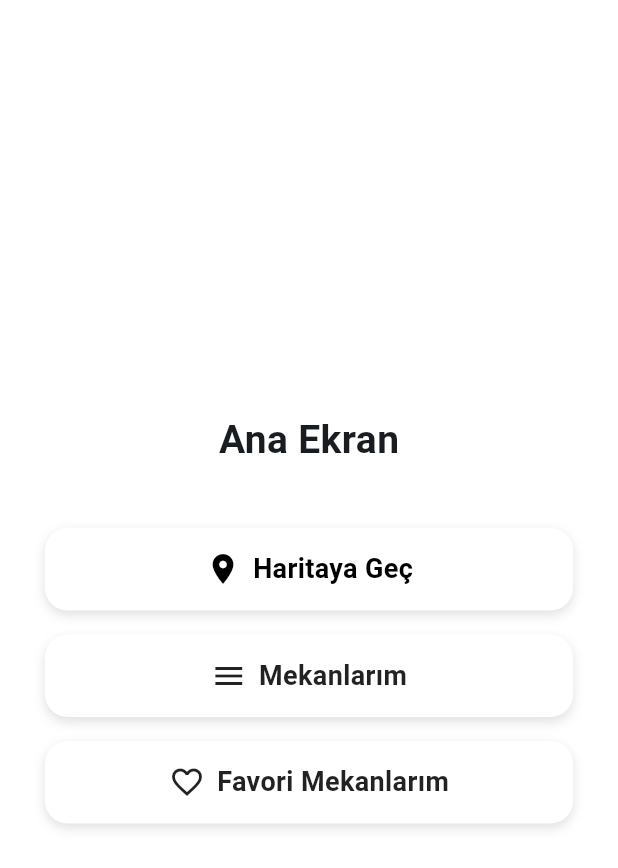
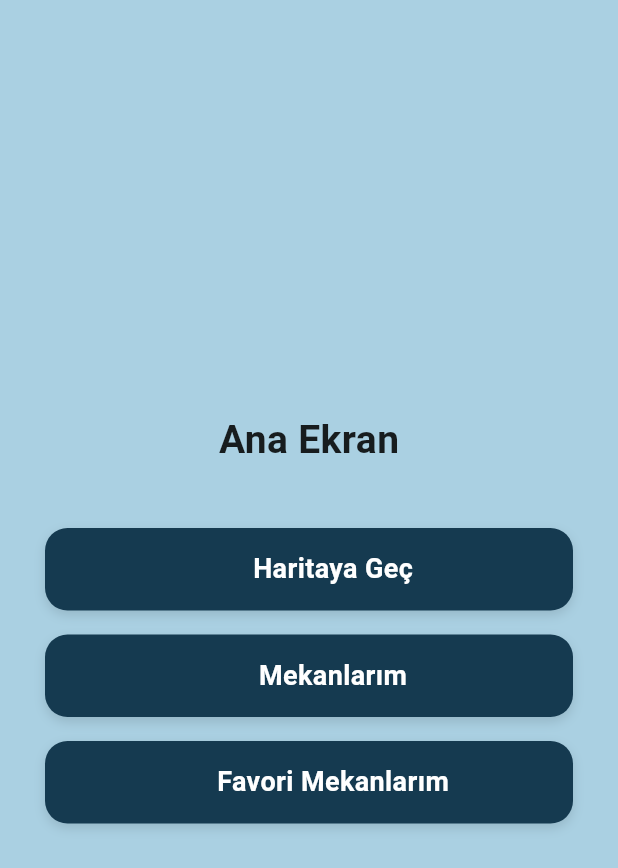
Before and after one commit to ozdogrumerve/Spotly, a Flutter app: the HomePage screen opened directly, on a phone screen of 412 x 824 dp. Shown: the top 868 px of the screen. Run offline on Flutter 3.47's test engine with Material 3 defaults, Android fonts, the phone set to English and light mode, and no system bars; our stand-ins replace cloud_firestore, firebase_auth, firebase_core, flutter_dotenv, flutter_rating_bar, geolocator and 4 more; missing offline and left inert: flutter_polyline_points; accounts and stored records are empty; network calls fail; statements that could not run were skipped.

Commit message:
color palette applied

```diff
--- a/lib/main.dart
+++ b/lib/main.dart
@@ -31,20 +31,8 @@ class SpotlyApp extends StatelessWidget {
         return MaterialApp(
           debugShowCheckedModeBanner: false,
           themeMode: mode, // aktif tema buradan kontrol edilir
-          theme: ThemeData(
-            brightness: Brightness.light,
-            scaffoldBackgroundColor: Colors.white,
-            colorScheme: ColorScheme.fromSeed(seedColor: Colors.blue),
-          ),
-          darkTheme: ThemeData(
-            brightness: Brightness.dark,
-            scaffoldBackgroundColor: const Color(0xFF121212),
-            colorScheme: ColorScheme.fromSeed(
-              seedColor: Colors.blue,
-              brightness: Brightness.dark,
-            ),
-          ),
-
+          theme: lightTheme,
+          darkTheme: darkTheme,
           routes: {
             '/addOrUpdatePlace': (context) => const AddUpdateScreen(),
           },
--- a/lib/screens/homepage.dart
+++ b/lib/screens/homepage.dart
@@ -27,8 +27,6 @@ class HomePage extends StatelessWidget {
                 _HomeNavButton(
                   icon: Icons.location_on,
                   text: 'Haritaya Geç',
-                  bgColor: const Color.fromARGB(255, 255, 255, 255),
-                  fgColor: const Color.fromARGB(255, 0, 0, 0),
                   onTap: () {
                     Navigator.push(
                       context,
@@ -42,8 +40,6 @@ class HomePage extends StatelessWidget {
                 _HomeNavButton(
                   icon: Icons.menu,
                   text: 'Mekanlarım',
-                  bgColor: Colors.white,
-                  fgColor: Colors.black87,
                   //borderColor: border,
                   onTap: () {
                     Navigator.push(
@@ -58,8 +54,6 @@ class HomePage extends StatelessWidget {
                 _HomeNavButton(
                   icon: Icons.favorite_border,
                   text: 'Favori Mekanlarım',
-                  bgColor: Colors.white,
-                  fgColor: Colors.black87,
                   //borderColor: border,
                   onTap: () {
                     Navigator.push(
@@ -82,21 +76,28 @@ class _HomeNavButton extends StatelessWidget {
   const _HomeNavButton({
     required this.icon,
     required this.text,
-    required this.bgColor,
-    required this.fgColor,
     required this.onTap,
     //this.borderColor,
   });
 
   final IconData icon;
   final String text;
-  final Color bgColor;
-  final Color fgColor;
   //final Color? borderColor;
   final VoidCallback onTap;
 
   @override
   Widget build(BuildContext context) {
+    final theme = Theme.of(context);
+    final isDark = theme.brightness == Brightness.dark;
+
+    final bgColor = isDark
+        ? theme.colorScheme.surface
+        : theme.colorScheme.primary;
+
+    final fgColor = isDark
+        ? theme.colorScheme.onSurface
+        : Colors.white;
+
     return InkWell(
       onTap: onTap,
       borderRadius: BorderRadius.circular(15),
@@ -114,14 +115,14 @@ class _HomeNavButton extends StatelessWidget {
         child: Row(
           mainAxisAlignment: MainAxisAlignment.center,
           children: [
-            Icon(icon, color: fgColor),
+            Icon(icon,),
             const SizedBox(width: 8),
             Text(
               text,
               style: TextStyle(
                 fontSize: 18,
+                fontWeight: FontWeight.w600,
                 color: fgColor,
-                fontWeight: FontWeight.w600,
               ),
             ),
           ],
--- a/lib/screens/map_screen.dart
+++ b/lib/screens/map_screen.dart
@@ -70,7 +70,7 @@ class _MapScreenState extends State<MapScreen> {
 
     final defaultIcon = BitmapDescriptor.defaultMarker;
     final blueIcon =
-        BitmapDescriptor.defaultMarkerWithHue(BitmapDescriptor.hueBlue);
+        BitmapDescriptor.defaultMarkerWithHue(BitmapDescriptor.hueAzure);
 
     for (int i = 0; i < 5; i++) {
       _updateSingleMarkerIcon(markerId, defaultIcon);
@@ -302,17 +302,10 @@ class _MapScreenState extends State<MapScreen> {
     final bool hasHalfStar = (rating - fullStars) >= 0.5;
     final int emptyStars = 5 - fullStars - (hasHalfStar ? 1 : 0);
 
-    // Her iki buton için de ortak stil (Beyaz arka plan, Mavi yazı, Mavi kenarlık)
-    final ButtonStyle outlinedButtonStyle = ElevatedButton.styleFrom(
-      backgroundColor: Colors.white,
-      foregroundColor: Theme.of(context).primaryColor,
-      elevation: 0,
-      side: BorderSide(color: Theme.of(context).primaryColor),
-    );
-
     return Card(
       elevation: 8,
       margin: EdgeInsets.zero,
+      color: Theme.of(context).cardColor,
       shape: RoundedRectangleBorder(borderRadius: BorderRadius.circular(12)),
       child: Padding(
         padding: const EdgeInsets.all(16.0),
@@ -362,7 +355,6 @@ class _MapScreenState extends State<MapScreen> {
                         ),
                       );
                     },
-                    style: outlinedButtonStyle, // Ortak stil kullanıldı
                     child: const Text('Detay'),
                   ),
                 ),
@@ -379,7 +371,6 @@ class _MapScreenState extends State<MapScreen> {
                         ),
                       );
                     },
-                    style: outlinedButtonStyle, // Ortak stil kullanıldı
                     child: const Text('Rota Aç'),
                   ),
                 ),
--- a/lib/screens/places_screen.dart
+++ b/lib/screens/places_screen.dart
@@ -76,6 +76,11 @@ class _PlacesScreenState extends State<PlacesScreen> {
                             child: ListTile(
                               title: Text(place.isim),
                               subtitle: Text(place.kategori),
+                              selected: isSelected,
+                              selectedTileColor: Theme.of(context)
+                                .colorScheme
+                                .secondary
+                                .withValues(alpha: 0.2),
                               trailing: GestureDetector(
                                 onTap: () {
                                   Navigator.of(context).push(
--- a/lib/services/theme_controller.dart
+++ b/lib/services/theme_controller.dart
@@ -31,3 +31,105 @@ class ThemeController {
     await setTheme(isCurrentlyDark ? ThemeMode.light : ThemeMode.dark);
   }
 }
+
+// AÇIK TEMA (PALETİMİZİ KULLANIYOR)
+final ThemeData lightTheme = ThemeData(
+  brightness: Brightness.light,
+
+  scaffoldBackgroundColor: const Color(0xFFAAD0E2),
+
+  primaryColor: const Color(0xFF153A50),
+
+  colorScheme: const ColorScheme.light(
+    primary: Color(0xFF153A50),
+    secondary: Color(0xFF5B8094),
+  ),
+
+  cardTheme: CardTheme(
+    color: const Color(0xFF87B1C8), // KART RENGİ
+    elevation: 8,
+    shape: RoundedRectangleBorder(
+      borderRadius: BorderRadius.circular(12),
+    ),
+  ),
+
+  appBarTheme: const AppBarTheme(
+    backgroundColor: Color(0xFF153A50),
+    foregroundColor: Colors.white,
+    elevation: 0,
+  ),
+
+  cardColor: const Color(0xFF87B1C8),
+
+  dividerColor: const Color(0xFF7198AF),
+
+  iconTheme: const IconThemeData(
+    color: Color(0xFF153A50),
+  ),
+
+  listTileTheme: const ListTileThemeData(
+    iconColor: Color(0xFF153A50),
+    textColor: Colors.black87,
+  ),
+
+  // 🔹 ELEVATED BUTTON
+  elevatedButtonTheme: ElevatedButtonThemeData(
+    style: ElevatedButton.styleFrom(
+      backgroundColor: const Color(0xFF153A50),
+      foregroundColor: Colors.white,
+      shape: RoundedRectangleBorder(
+        borderRadius: BorderRadius.circular(12),
+      ),
+    ),
+  ),
+
+  // 🔹 TEXT BUTTON
+  textButtonTheme: TextButtonThemeData(
+    style: TextButton.styleFrom(
+      foregroundColor: const Color(0xFF153A50),
+    ),
+  ),
+
+  // 🔹 OUTLINED BUTTON
+  outlinedButtonTheme: OutlinedButtonThemeData(
+    style: OutlinedButton.styleFrom(
+      foregroundColor: const Color(0xFF153A50),
+      side: const BorderSide(color: Color(0xFF153A50)),
+      shape: RoundedRectangleBorder(
+        borderRadius: BorderRadius.circular(12),
+      ),
+    ),
+  ),
+
+  // 🔹 FLOATING ACTION BUTTON
+  floatingActionButtonTheme: const FloatingActionButtonThemeData(
+    backgroundColor: Color(0xFF153A50),
+    foregroundColor: Colors.white,
+  ),
+
+  textTheme: const TextTheme(
+    titleLarge: TextStyle(
+      color: Color(0xFF153A50),
+      fontWeight: FontWeight.bold,
+    ),
+    bodyMedium: TextStyle(
+      color: Colors.black87,
+    ),
+  ),
+
+  bottomNavigationBarTheme: const BottomNavigationBarThemeData(
+    backgroundColor: Color(0xFF153A50), // bar arka planı
+    selectedItemColor: Colors.white,    // seçili ikon + yazı
+    unselectedItemColor: Color(0xFFB0C7D6), // seçili olmayanlar
+    showUnselectedLabels: true,
+    type: BottomNavigationBarType.fixed,
+  ),
+
+  splashColor: const Color(0xFF5B8094).withOpacity(0.25),
+  highlightColor: const Color(0xFF5B8094).withOpacity(0.15),
+
+);
+
+
+// KARANLIK TEMA
+final ThemeData darkTheme = ThemeData.dark();
```
